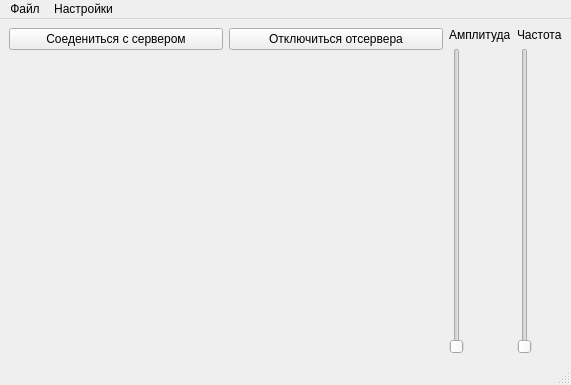
Above: myClient/mainwindow.ui from ngorodnyansky/signal_analyzing before the change. Below: the same form after it.
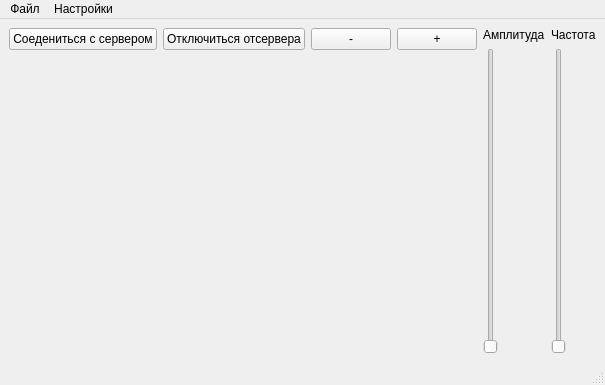
That is the form after the change. Custom widgets are drawn as their Qt base class.

Commit message: Добавлены кнопки изменения масштаба по вертикали, нажимая на "+" область увеличивается вверх и вниз на 10, а нажимая на "-" сответсвенно область уменьшается

Diff of the .ui file:
```diff
--- a/myClient/mainwindow.ui
+++ b/myClient/mainwindow.ui
@@ -6,7 +6,7 @@
    <rect>
     <x>0</x>
     <y>0</y>
-    <width>571</width>
+    <width>577</width>
     <height>385</height>
    </rect>
   </property>
@@ -15,48 +15,30 @@
   </property>
   <widget class="QWidget" name="centralwidget">
    <layout class="QGridLayout" name="gridLayout_5">
-    <item row="0" column="0">
-     <layout class="QGridLayout" name="gridLayout_3">
-      <item row="0" column="0">
-       <widget class="QPushButton" name="connectButton">
-        <property name="text">
-         <string>Соедениться с сервером</string>
-        </property>
-       </widget>
-      </item>
-      <item row="0" column="1">
-       <widget class="QPushButton" name="disconnectButton">
-        <property name="text">
-         <string>Отключиться отсервера</string>
-        </property>
-       </widget>
-      </item>
-     </layout>
-    </item>
-    <item row="0" column="1" rowspan="2">
+    <item row="0" column="2" rowspan="2">
      <layout class="QGridLayout" name="gridLayout_4">
-      <item row="0" column="0">
+      <item row="0" column="2">
        <widget class="QLabel" name="label">
         <property name="text">
          <string>Амплитуда</string>
         </property>
        </widget>
       </item>
-      <item row="0" column="1">
+      <item row="1" column="2">
+       <widget class="QSlider" name="amplitude_Slider">
+        <property name="orientation">
+         <enum>Qt::Vertical</enum>
+        </property>
+       </widget>
+      </item>
+      <item row="0" column="3">
        <widget class="QLabel" name="label_2">
         <property name="text">
          <string>Частота</string>
         </property>
        </widget>
       </item>
-      <item row="1" column="0">
-       <widget class="QSlider" name="amplitude_Slider">
-        <property name="orientation">
-         <enum>Qt::Vertical</enum>
-        </property>
-       </widget>
-      </item>
-      <item row="1" column="1">
+      <item row="1" column="3">
        <widget class="QSlider" name="frequency_Slider">
         <property name="orientation">
          <enum>Qt::Vertical</enum>
@@ -65,6 +47,38 @@
       </item>
      </layout>
     </item>
+    <item row="0" column="0">
+     <layout class="QGridLayout" name="gridLayout_3">
+      <item row="0" column="1">
+       <widget class="QPushButton" name="disconnectButton">
+        <property name="text">
+         <string>Отключиться отсервера</string>
+        </property>
+       </widget>
+      </item>
+      <item row="0" column="0">
+       <widget class="QPushButton" name="connectButton">
+        <property name="text">
+         <string>Соедениться с сервером</string>
+        </property>
+       </widget>
+      </item>
+      <item row="0" column="2">
+       <widget class="QPushButton" name="pushButton_2">
+        <property name="text">
+         <string>-</string>
+        </property>
+       </widget>
+      </item>
+      <item row="0" column="3">
+       <widget class="QPushButton" name="plus">
+        <property name="text">
+         <string>+</string>
+        </property>
+       </widget>
+      </item>
+     </layout>
+    </item>
     <item row="1" column="0">
      <layout class="QVBoxLayout" name="verticalLayout">
       <item>
@@ -79,7 +93,7 @@
     <rect>
      <x>0</x>
      <y>0</y>
-     <width>571</width>
+     <width>577</width>
      <height>20</height>
     </rect>
    </property>
```
The commit also changes 3 other files.
